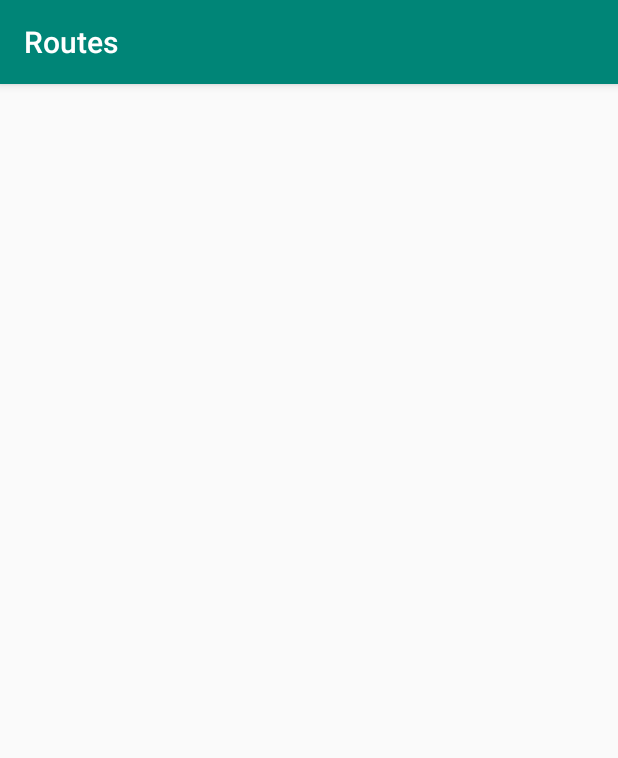
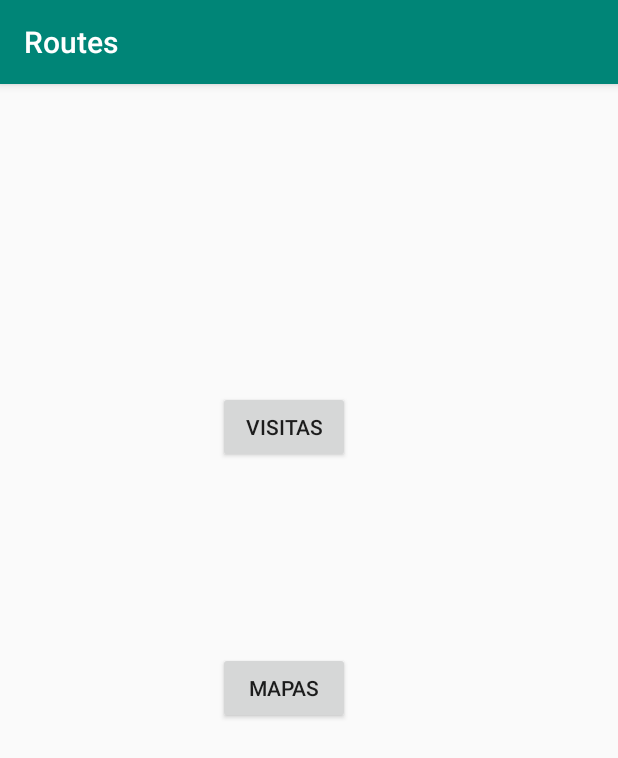
Before and after one commit to cristianyf/Rutas, an Android app: the screen it shows after launch (MainActivity before the commit, Menu after it), on a phone screen of 412 x 824 dp. Shown: the top 758 px of the screen. Run offline under Robolectric (Android 15) with nearby library versions, the phone set to English and light mode, and no system bars.

```diff
--- a/app/build.gradle
+++ b/app/build.gradle
@@ -51,6 +51,7 @@ dependencies {
     implementation "com.google.dagger:dagger:$daggerVersion"
     implementation "com.google.dagger:dagger-android-support:$daggerVersion"
     implementation 'com.google.android.gms:play-services-maps:17.0.0'
+    implementation 'com.google.android.gms:play-services-location:17.0.0'
     kapt "com.google.dagger:dagger-compiler:$daggerVersion"
     kapt "com.google.dagger:dagger-android-processor:$daggerVersion"
 
--- /dev/null
+++ b/app/src/main/java/com/example/menu/ui/Menu.kt
@@ -0,0 +1,37 @@
+package com.example.menu.ui
+
+import android.content.Intent
+import androidx.appcompat.app.AppCompatActivity
+import android.os.Bundle
+import android.view.View
+import android.widget.Switch
+import com.example.maps.ui.MapsActivity
+import com.example.routes.R
+import com.example.routes.view.MainActivity
+import kotlinx.android.synthetic.main.activity_menu.*
+
+class Menu : AppCompatActivity() {
+
+    override fun onCreate(savedInstanceState: Bundle?) {
+        super.onCreate(savedInstanceState)
+        setContentView(R.layout.activity_menu)
+
+        btnMaps.setOnClickListener {
+            sendMaps()
+        }
+
+        btnListRoutes.setOnClickListener {
+            sendListRoutes()
+        }
+    }
+
+    fun sendMaps() {
+        val intent = Intent(this, MapsActivity::class.java)
+        startActivity(intent)
+    }
+
+    fun sendListRoutes() {
+        val intent = Intent(this, MainActivity::class.java)
+        startActivity(intent)
+    }
+}
--- /dev/null
+++ b/app/src/main/res/layout/activity_menu.xml
@@ -0,0 +1,32 @@
+<?xml version="1.0" encoding="utf-8"?>
+<androidx.constraintlayout.widget.ConstraintLayout xmlns:android="http://schemas.android.com/apk/res/android"
+    xmlns:app="http://schemas.android.com/apk/res-auto"
+    xmlns:tools="http://schemas.android.com/tools"
+    android:layout_width="match_parent"
+    android:layout_height="match_parent"
+    tools:context="com.example.menu.ui.Menu">
+
+    <Button
+        android:id="@+id/btnListRoutes"
+        android:layout_width="wrap_content"
+        android:layout_height="wrap_content"
+        android:text="Visitas"
+        app:layout_constraintBottom_toBottomOf="parent"
+        app:layout_constraintEnd_toEndOf="parent"
+        app:layout_constraintHorizontal_bias="0.448"
+        app:layout_constraintStart_toStartOf="parent"
+        app:layout_constraintTop_toTopOf="parent"
+        app:layout_constraintVertical_bias="0.284" />
+
+    <Button
+        android:id="@+id/btnMaps"
+        android:layout_width="wrap_content"
+        android:layout_height="wrap_content"
+        android:text="Mapas"
+        app:layout_constraintBottom_toBottomOf="parent"
+        app:layout_constraintEnd_toEndOf="@+id/btnListRoutes"
+        app:layout_constraintHorizontal_bias="0.47"
+        app:layout_constraintStart_toStartOf="@+id/btnListRoutes"
+        app:layout_constraintTop_toBottomOf="@+id/btnListRoutes"
+        app:layout_constraintVertical_bias="0.269" />
+</androidx.constraintlayout.widget.ConstraintLayout>
```
Also changed, not shown: app/src/main/AndroidManifest.xml (+5 -11 lines), app/src/main/java/com/example/maps/ui/MapsActivity.kt (+112 -7 lines), app/src/main/java/com/example/routes/view/MainActivity.kt (+5 -5 lines).
